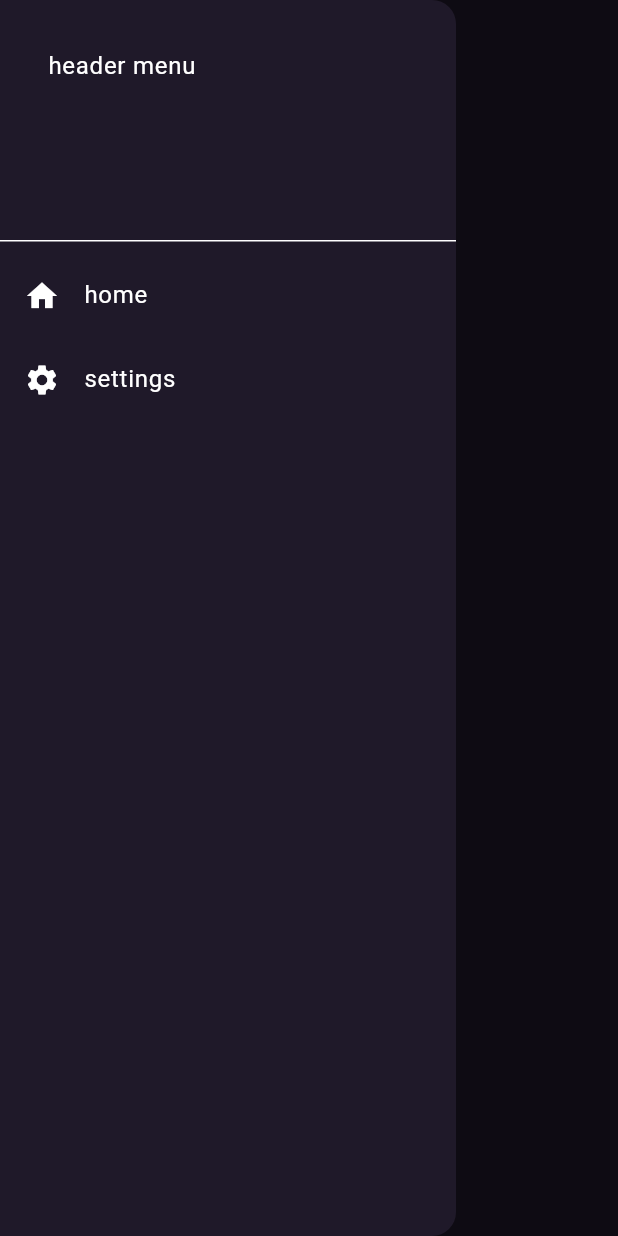
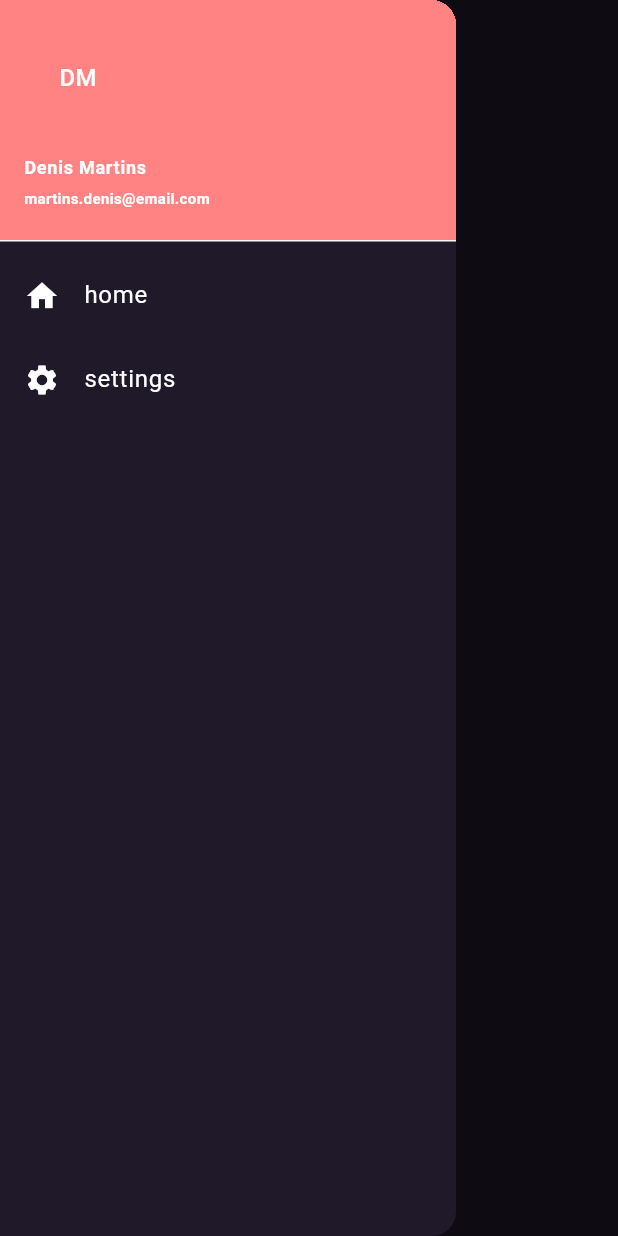
Before and after one commit to dehemart/start_app_structure, a Flutter app: the screen it shows after launch, with the side drawer open, on a phone screen of 412 x 824 dp. Run offline on Flutter 3.47's test engine with Material 3 defaults, Android fonts, the light colour scheme and no system bars; our stand-ins replace go_router.

Commit message:
chore: adjusting drawer menu

```diff
--- a/lib/app/pages/layout/widgets/menu/menu_app.dart
+++ b/lib/app/pages/layout/widgets/menu/menu_app.dart
@@ -2,27 +2,37 @@ import 'package:flutter/material.dart';
 import 'package:go_router/go_router.dart';
 import 'package:start_app_structure/app/constants/routes_constants.dart';
 
-class MenuApp extends StatefulWidget {
+class MenuApp extends StatelessWidget {
   const MenuApp({super.key});
 
   @override
-  State<MenuApp> createState() => _MenuAppState();
-}
-
-class _MenuAppState extends State<MenuApp> {
-  @override
   Widget build(BuildContext context) {
     return Drawer(
-      child: Column(
+      child: ListView(
+        padding: EdgeInsets.zero,
         children: [
-          const DrawerHeader(
-            child: ListTile(
-              title: Text('header menu'),
+          const UserAccountsDrawerHeader(
+            accountName: Text(
+              'Denis Martins',
+              style: TextStyle(
+                fontSize: 12,
+                fontWeight: FontWeight.bold,
+              ),
+            ),
+            accountEmail: Text(
+              'martins.denis@email.com',
+              style: TextStyle(
+                fontSize: 10,
+                fontWeight: FontWeight.bold,
+              ),
+            ),
+            currentAccountPicture: CircleAvatar(
+              child: Text('DM'),
             ),
           ),
           ListTile(
             leading: const Icon(Icons.home),
-            title: const Text(RoutesConstants.homeRouteName),
+            title: const Text('home'),
             onTap: () {
               context.go(RoutesConstants.homeRoutePath);
               context.pop();
@@ -30,7 +40,7 @@ class _MenuAppState extends State<MenuApp> {
           ),
           ListTile(
             leading: const Icon(Icons.settings),
-            title: const Text(RoutesConstants.settingsRouteName),
+            title: const Text('settings'),
             onTap: () {
               context.go(RoutesConstants.settingsRoutePath);
               context.pop();
--- a/pubspec.yaml
+++ b/pubspec.yaml
@@ -9,6 +9,7 @@ environment:
 dependencies:
   flutter:
     sdk: flutter
+  flutter_side_menu: ^0.5.3
   go_router: ^14.2.0
 
 dev_dependencies:
```
Also changed, not shown: pubspec.lock.
